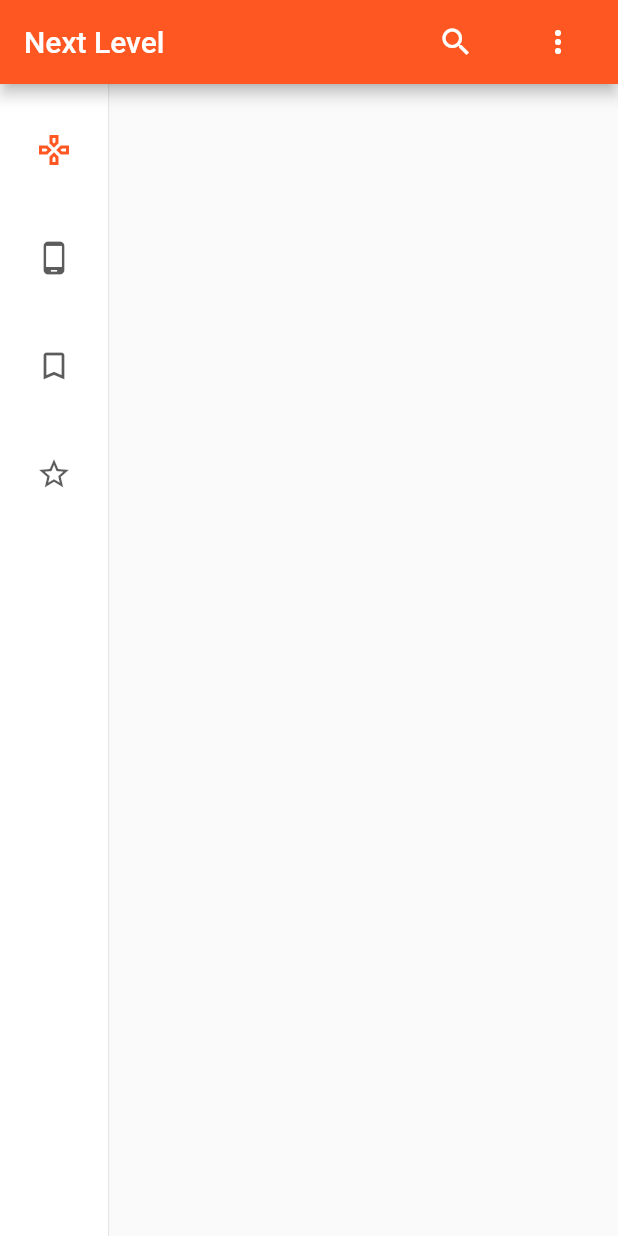
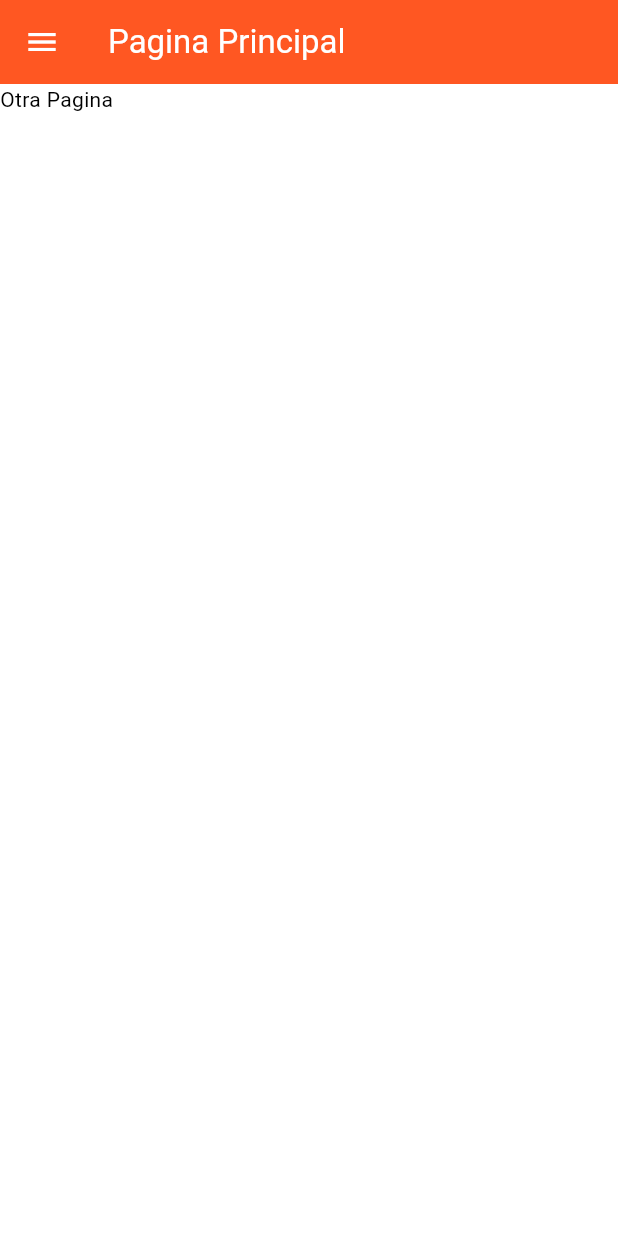
Before and after one commit to dherediat97/NewNextLevel, a Flutter app: the screen it shows after launch, on a phone screen of 412 x 824 dp. Run offline on Flutter 3.47's test engine with Material 2 defaults, Android fonts, the phone set to English and light mode, and no system bars.

Commit message:
Changes mainDev

```diff
--- a/lib/main.dart
+++ b/lib/main.dart
@@ -1,6 +1,5 @@
 import 'package:flutter/material.dart';
 import 'package:newnextlevel/api.dart';
-import 'package:newnextlevel/util/extensions.dart';
 import 'model/lol_champion.dart';
 
 void main() {
@@ -11,157 +10,121 @@ class NextLevelApp extends StatelessWidget {
   const NextLevelApp({Key key}) : super(key: key);
   @override
   Widget build(BuildContext context) {
-    return mainContent();
-  }
-
-  Widget mainContent() {
     return MaterialApp(
         title: 'Next Level',
         debugShowCheckedModeBanner: false,
         theme: ThemeData(
-        primarySwatch: Colors.deepOrange,
-      ),
-      home: const MainPage(),
-    );
+            useMaterial3: true,
+            colorScheme:
+                ColorScheme.fromSwatch(primarySwatch: Colors.deepOrange)),
+        home: MainPage());
   }
 }
 
+class DrawerItem {
+  String title;
+  IconData icon;
+  DrawerItem(this.title, this.icon);
+}
+
 class MainPage extends StatefulWidget {
-  const MainPage({Key key}) : super(key: key);
+  final _drawerItems = [
+    DrawerItem("Pagina Principal", Icons.house),
+    DrawerItem("Campeones", Icons.chalet),
+    DrawerItem("Ajustes", Icons.settings_outlined)
+  ];
+
+  MainPage({Key key}) : super(key: key);
 
   @override
-  State<MainPage> createState() => _MainPageState();
+  State<StatefulWidget> createState() {
+    return DrawerActivityState();
+  }
 }
 
-class _MainPageState extends State<MainPage> {
+class DrawerActivityState extends State<MainPage> {
+  int _selectedIndex = 0;
+
+  String picsUrl =
+      "https://www.animationmagazine.net/wordpress/wp-content/uploads/wheres-waldo-post-510x451.jpg";
+
   var api = Api();
   List<LolChampion> championList = [];
-  int _selectedIndex = 0;
 
+  _getDrawerItemWidget(int pos) {
+    switch (pos) {
+      case 1:
+        getLolChampions();
+        return listOfChampionsLol();
+      default:
+        return const Text("Otra Pagina");
+    }
+  }
+
+  _onSelectItem(int index) {
+    setState(() => _selectedIndex = index);
+    Navigator.of(context).pop();
+  }
+
+  var isDarkMode = true;
   @override
   Widget build(BuildContext context) {
-    return Scaffold(
-        appBar: AppBar(title: const Text("Next Level"), actions: <Widget>[
-          const Padding(
-            padding: EdgeInsets.symmetric(horizontal: 16),
-            child: Icon(Icons.search),
-          ),
-          Padding(
-            padding: const EdgeInsets.symmetric(horizontal: 16),
-            child: PopupMenuButton(
-              tooltip: "Cambiar Región",
-              icon: const Icon(Icons.more_vert),
-              itemBuilder: (BuildContext context) => <PopupMenuEntry>[
-                const PopupMenuItem(
-                  child: ListTile(
-                    leading: Icon(Icons.language),
-                    title: Text('Cambiar Región'),
-                  ),
-                ),
-              ],
-            ),
-          ),
-        ]),
-        body: Row(
-          children: <Widget>[
-            NavigationRail(
-              selectedIndex: _selectedIndex,
-              onDestinationSelected: (int index) {
-                setState(() {
-                  _selectedIndex = index;
-                });
-                if (_selectedIndex == 0) {
-                  if (championList.isEmpty) {
-                    getLolChampions();
-                  }
-                } else if (_selectedIndex == 1) {
-                } else if (_selectedIndex == 2) {
-                } else if (_selectedIndex == 3) {}
-              },
-              destinations: const <NavigationRailDestination>[
-                NavigationRailDestination(
-                  icon: Icon(Icons.gamepad),
-                  selectedIcon: Icon(Icons.gamepad_outlined),
-                  label: Text('League of Legends'),
-                ),
-                NavigationRailDestination(
-                  icon: Icon(Icons.phone_android),
-                  selectedIcon: Icon(Icons.phone_android),
-                  label: Text('TFT'),
-                ),
-                NavigationRailDestination(
-                  icon: Icon(Icons.bookmark_border),
-                  selectedIcon: Icon(Icons.book),
-                  label: Text('Legends of Runeterra'),
-                ),
-                NavigationRailDestination(
-                  icon: Icon(Icons.star_border),
-                  selectedIcon: Icon(Icons.star),
-                  label: Text('Valorant'),
-                ),
-              ],
-            ),
-            const VerticalDivider(thickness: 0.5, width: 1),
-            Expanded(
-              child: Center(
-                child: listOfChampions(_selectedIndex),
-              ),
-            )
-          ],
-        ));
+    List<Widget> drawerOpts = [];
+    for (var i = 0; i < widget._drawerItems.length; i++) {
+      var d = widget._drawerItems[i];
+      drawerOpts.add(ListTile(
+          leading: Icon(d.icon),
+          title: Text(d.title),
+          selected: i == _selectedIndex,
+          onTap: () => _onSelectItem(i)));
     }
 
-  Widget championView(LolChampion champion) {
-    return Row(children: [
-      Image.network(champion.image),
-      Text(champion.name + " - " + champion.title.capitalize())
-    ]);
+    return Scaffold(
+        appBar: AppBar(
+            title: Text(widget._drawerItems[_selectedIndex].title),
+            backgroundColor: Colors.deepOrange,
+            foregroundColor: Colors.white),
+        drawer: Drawer(
+            child: Column(children: <Widget>[
+          UserAccountsDrawerHeader(
+              accountEmail: const Text("dherediat@nextlevel.com",
+                  style: TextStyle(fontSize: 18)),
+              accountName: const Text("David", style: TextStyle(fontSize: 16)),
+              currentAccountPicture: GestureDetector(
+                  child: CircleAvatar(backgroundImage: NetworkImage(picsUrl)),
+                  onTap: () => print(""))),
+          Column(children: drawerOpts)
+        ])),
+        body: _getDrawerItemWidget(_selectedIndex));
   }
 
-  Widget listOfChampions(int gameSelected) {
-    if (gameSelected == 0) {
-      return Column(
-          mainAxisSize: MainAxisSize.max,
-          mainAxisAlignment: MainAxisAlignment.start,
-          children: <Widget>[
-            Expanded(
-              child: ListView.builder(
+  Widget listOfChampionsLol() {
+    return GridView.builder(
+        gridDelegate: const SliverGridDelegateWithMaxCrossAxisExtent(
+            maxCrossAxisExtent: 200,
+            childAspectRatio: 1,
+            crossAxisSpacing: 50,
+            mainAxisSpacing: 50),
         itemCount: championList.length,
-                  itemBuilder: (context, index) {
-                    return Container(
-                      padding: const EdgeInsets.fromLTRB(32, 0, 0, 32),
-                      height: 160,
-                      width: 50,
+        itemBuilder: (BuildContext ctx, index) {
+          return SizedBox(
+            width: MediaQuery.of(context).size.width,
+            height: 70,
             child: Card(
+                color: Colors.white,
                 elevation: 16,
-                        child: Stack(
-                          children: <Widget>[
-                            Align(
-                              alignment: Alignment.centerRight,
-                              child: Stack(
-                                children: <Widget>[
-                                  Column(
-                                    children: <Widget>[
-                                      Row(
-                                        children: <Widget>[
-                                          championView(championList[index]),
-                                        ],
-                                      ),
-                                    ],
-                                  )
-                                ],
-                              ),
-                            )
-                          ],
-                        ),
-                      ),
+                child: Container(
+                    decoration: BoxDecoration(
+                        borderRadius: BorderRadius.circular(10),
+                        image: DecorationImage(
+                            image: NetworkImage(championList[index].image),
+                            fit: BoxFit.fitWidth)),
+                    child: Center(
+                        child: Text(championList[index].name,
+                            style: const TextStyle(
+                                fontSize: 16, color: Colors.white))))),
           );
-                  }),
-            ),
-          ]);
-    } else {
-      return Text("Juego Seleccionado $gameSelected");
-    }
+        });
   }
 
   getLolChampions() {
```
Lines whose indentation alone changed are shown as unchanged.
